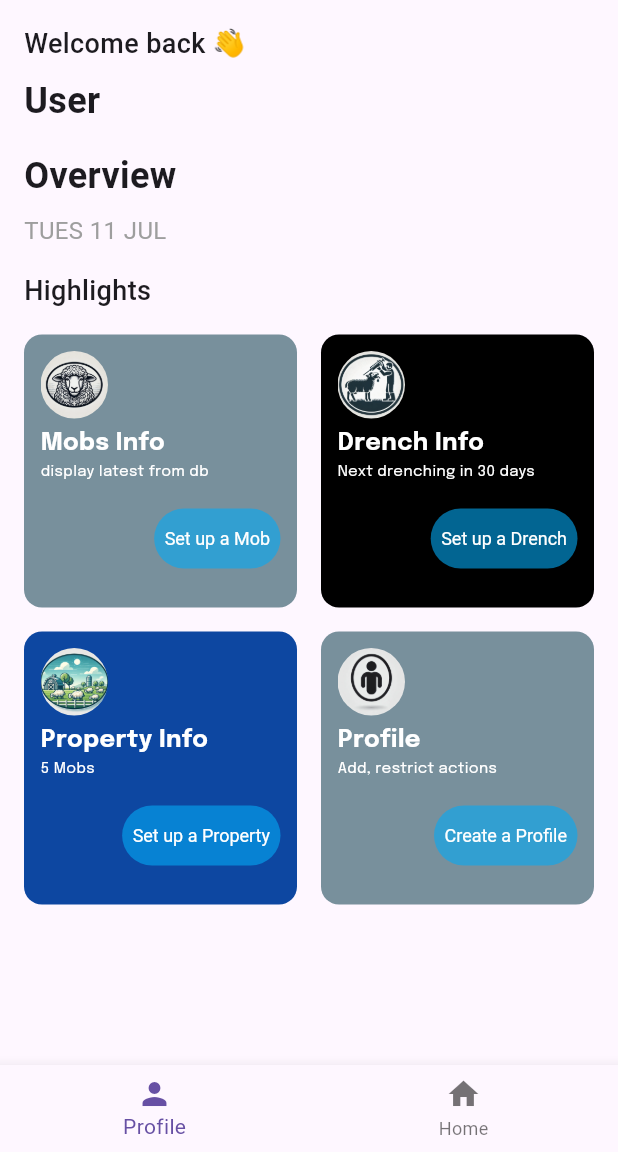
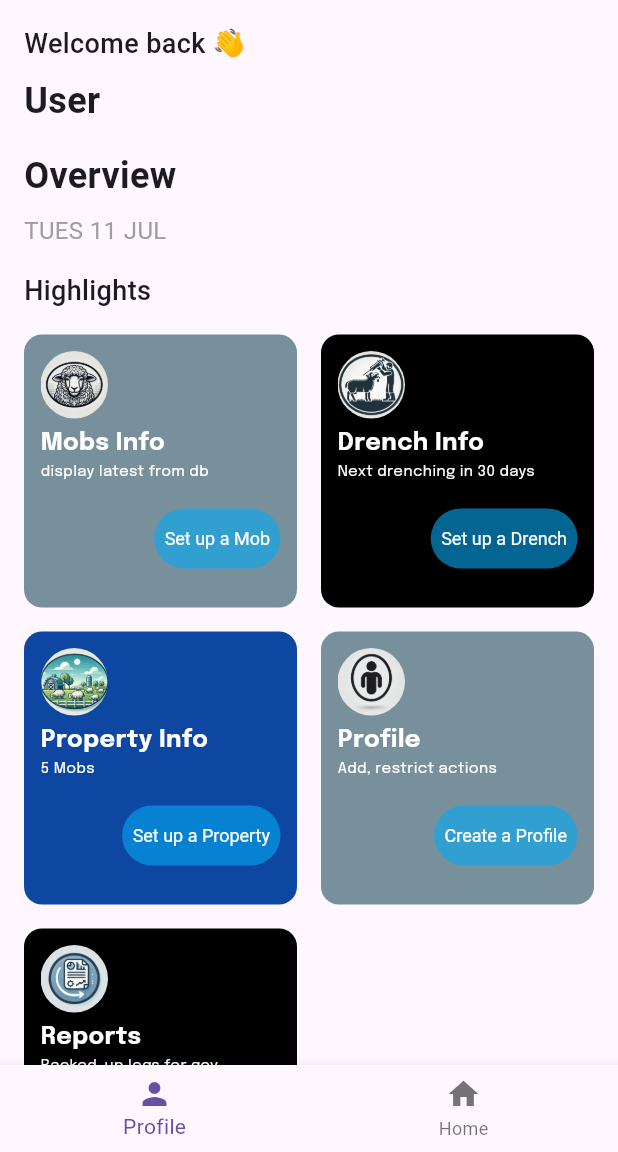
Before and after one commit to mn-nao-ren/drenchmate1017, a Flutter app: the DashboardScreen screen opened by its route, on a phone screen of 412 x 824 dp, the part 84-1236 px from its top. Run offline on Flutter 3.47's test engine with Material 3 defaults, Android fonts, the phone set to English and light mode, and no system bars; our stand-ins replace cloud_firestore, firebase_auth, firebase_core, google_fonts, modal_progress_hud_nsn; accounts and stored records are empty.

Commit message:
generate report feature manually merged into here

```diff
--- a/lib/main.dart
+++ b/lib/main.dart
@@ -1,3 +1,4 @@
+import 'package:drenchmate_2024/presentation/screens/generate_report_screen.dart';
 import 'package:flutter/material.dart';
 import 'package:firebase_core/firebase_core.dart';
 import 'infrastructure/network/firebase_options.dart';
@@ -32,6 +33,7 @@ class DrenchMateApp extends StatelessWidget {
 
         DashboardScreen.id: (context) => const DashboardScreen(),
         CreateProfileScreen.id: (context) => const CreateProfileScreen(),
+        GenerateReportScreen.id: (context) => GenerateReportScreen(),
 
         // CreateProfileScreen.id: (context) => const CreateProfileScreen(),
       },
--- a/lib/presentation/screens/dashboard_view.dart
+++ b/lib/presentation/screens/dashboard_view.dart
@@ -112,6 +112,19 @@ class DashboardScreen extends StatelessWidget {
                       },
                     ),
 
+                    // this one is actually for generate report
+
+                    HighlightCard(
+                      color: Colors.black,
+                      icon: 'assets/icon/generate_report.png',
+                      title: "Reports",
+                      subtitle: 'Backed-up logs for gov', // replace w data display widget soon
+                      buttonText: 'Generate Report',
+                      onButtonPressed: () {
+                        // add action
+                      },
+                    ),
+
                   ],
                 ),
               ),
--- a/pubspec.yaml
+++ b/pubspec.yaml
@@ -82,6 +82,7 @@ flutter:
      - assets/icon/property.png
      - assets/icon/icon.png
      - assets/icon/profile.png
+     - assets/icon/generate_report.png
 
 
 
```
Also changed, not shown: assets/icon/generate_report.png (added).
